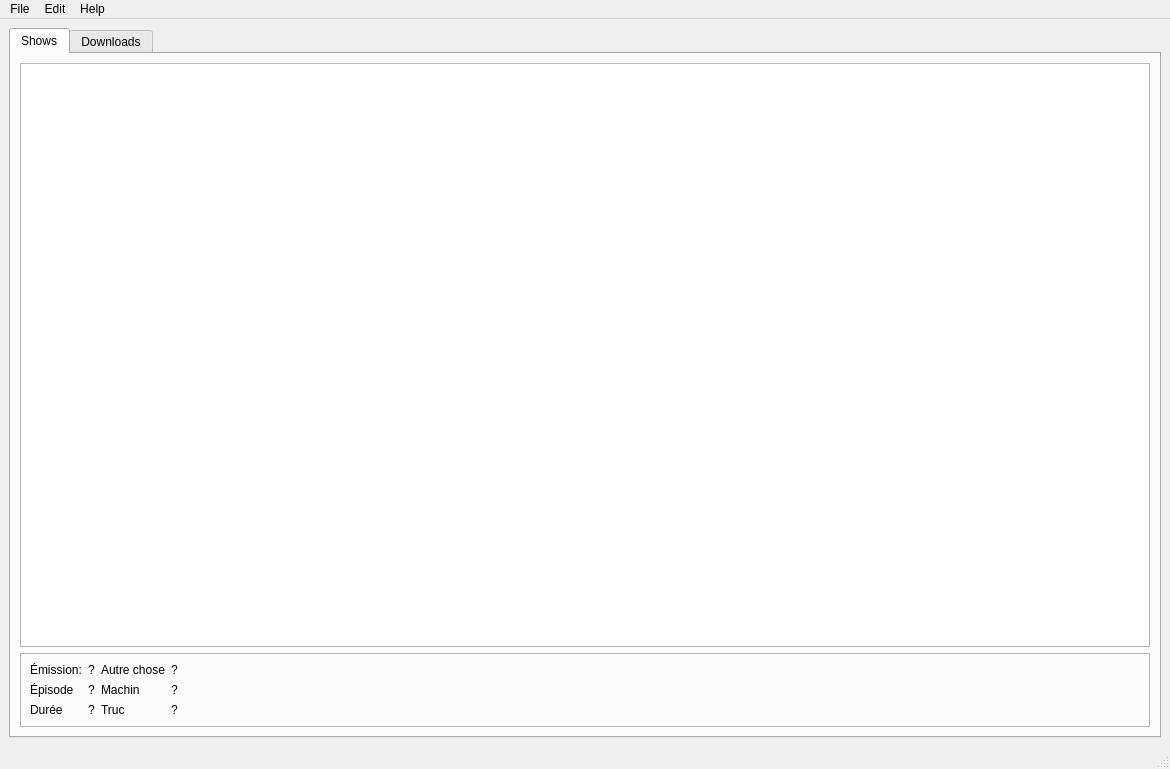
Qt form toutvqt/dat/toutv.ui (bvanheu/pytoutv) before a commit.
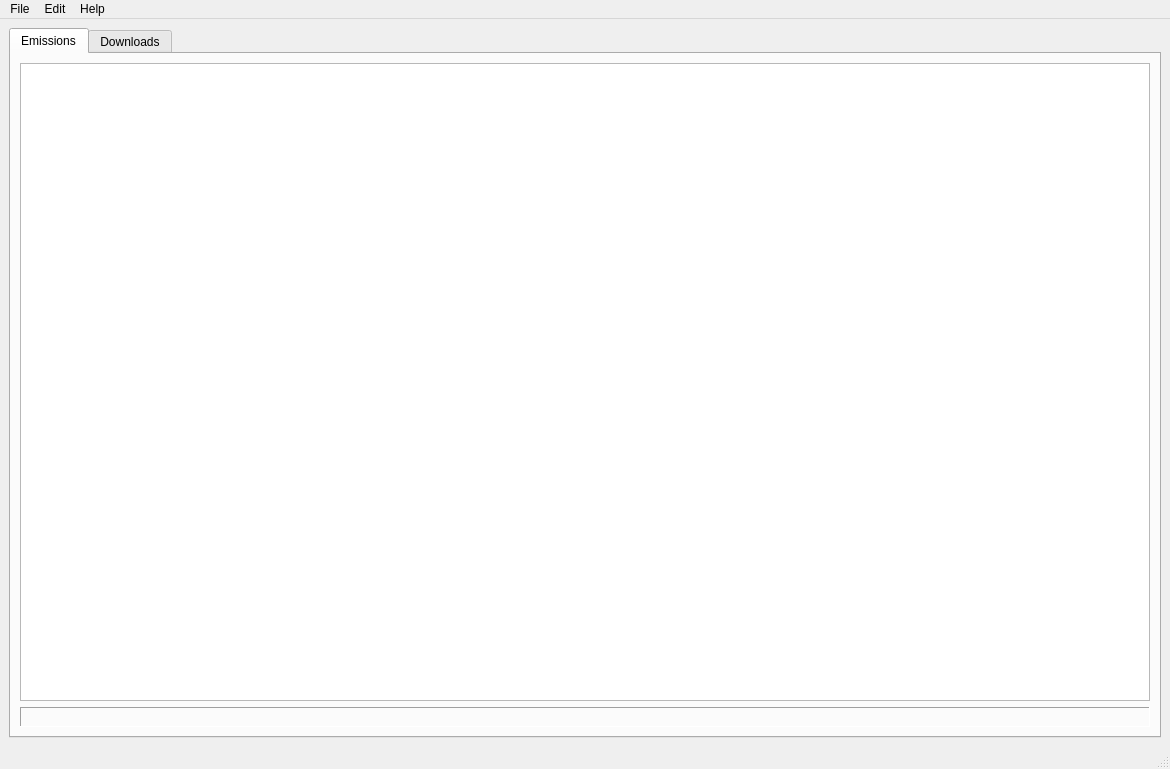
The same form after that commit.

Commit message: Qt: "show" -> "emission"

What changed in the file:
```diff
--- a/toutvqt/dat/toutv.ui
+++ b/toutvqt/dat/toutv.ui
@@ -22,7 +22,7 @@
       </property>
       <widget class="QWidget" name="shows_tab">
        <attribute name="title">
-        <string>Shows</string>
+        <string>Emissions</string>
        </attribute>
        <layout class="QVBoxLayout" name="verticalLayout">
         <item>
@@ -30,125 +30,13 @@
         </item>
         <item>
          <widget class="QFrame" name="infos_frame">
-          <property name="minimumSize">
-           <size>
-            <width>0</width>
-            <height>0</height>
-           </size>
-          </property>
           <property name="frameShape">
-           <enum>QFrame::StyledPanel</enum>
+           <enum>QFrame::Panel</enum>
           </property>
           <property name="frameShadow">
-           <enum>QFrame::Raised</enum>
+           <enum>QFrame::Sunken</enum>
           </property>
-          <layout class="QHBoxLayout" name="horizontalLayout_2">
-           <item>
-            <layout class="QFormLayout" name="formLayout">
-             <item row="0" column="0">
-              <widget class="QLabel" name="info_emission_label">
-               <property name="text">
-                <string>Émission:</string>
-               </property>
-              </widget>
-             </item>
-             <item row="0" column="1">
-              <widget class="QLabel" name="info_emission">
-               <property name="text">
-                <string>?</string>
-               </property>
-              </widget>
-             </item>
-             <item row="1" column="0">
-              <widget class="QLabel" name="info_episode_label">
-               <property name="text">
-                <string>Épisode</string>
-               </property>
-              </widget>
-             </item>
-             <item row="1" column="1">
-              <widget class="QLabel" name="info_episode">
-               <property name="text">
-                <string>?</string>
-               </property>
-              </widget>
-             </item>
-             <item row="2" column="0">
-              <widget class="QLabel" name="info_duree_label">
-               <property name="text">
-                <string>Durée</string>
-               </property>
-              </widget>
-             </item>
-             <item row="2" column="1">
-              <widget class="QLabel" name="label_2">
-               <property name="text">
-                <string>?</string>
-               </property>
-              </widget>
-             </item>
-            </layout>
-           </item>
-           <item>
-            <layout class="QFormLayout" name="formLayout_2">
-             <item row="0" column="0">
-              <widget class="QLabel" name="info_emission_label_2">
-               <property name="text">
-                <string>Autre chose</string>
-               </property>
-              </widget>
-             </item>
-             <item row="0" column="1">
-              <widget class="QLabel" name="info_emission_2">
-               <property name="text">
-                <string>?</string>
-               </property>
-              </widget>
-             </item>
-             <item row="1" column="0">
-              <widget class="QLabel" name="info_episode_label_2">
-               <property name="text">
-                <string>Machin</string>
-               </property>
-              </widget>
-             </item>
-             <item row="1" column="1">
-              <widget class="QLabel" name="info_episode_2">
-               <property name="text">
-                <string>?</string>
-               </property>
-              </widget>
-             </item>
-             <item row="2" column="0">
-              <widget class="QLabel" name="info_duree_label_2">
-               <property name="text">
-                <string>Truc</string>
-               </property>
-              </widget>
-             </item>
-             <item row="2" column="1">
-              <widget class="QLabel" name="label_3">
-               <property name="text">
-                <string>?</string>
-               </property>
-              </widget>
-             </item>
-            </layout>
-           </item>
-           <item>
-            <spacer name="horizontalSpacer">
-             <property name="orientation">
-              <enum>Qt::Horizontal</enum>
-             </property>
-             <property name="sizeHint" stdset="0">
-              <size>
-               <width>40</width>
-               <height>20</height>
-              </size>
-             </property>
-            </spacer>
-           </item>
-          </layout>
+          <layout class="QHBoxLayout" name="horizontalLayout_2"/>
          </widget>
         </item>
        </layout>
```
Left out of the diff: 18 changed lines with no effect on the pictures. The commit also changes 2 other files.
